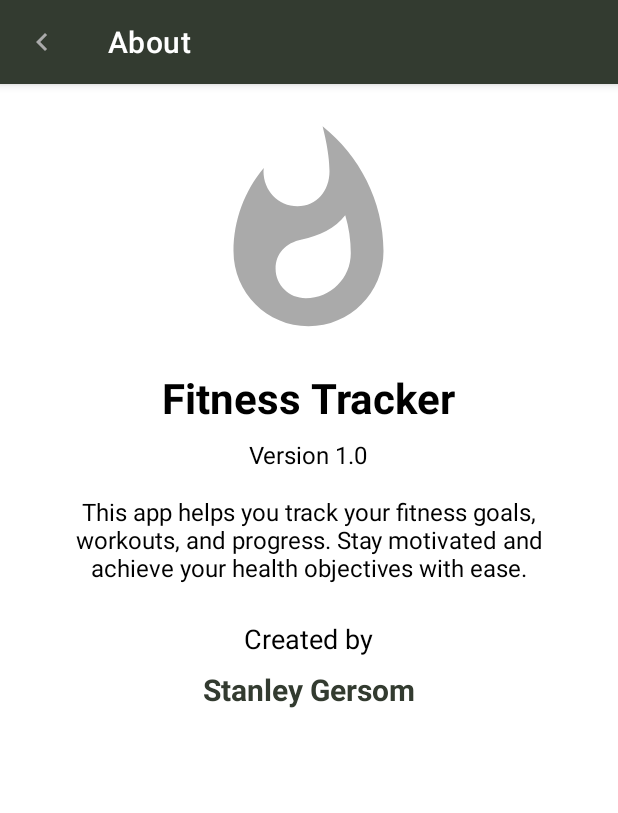
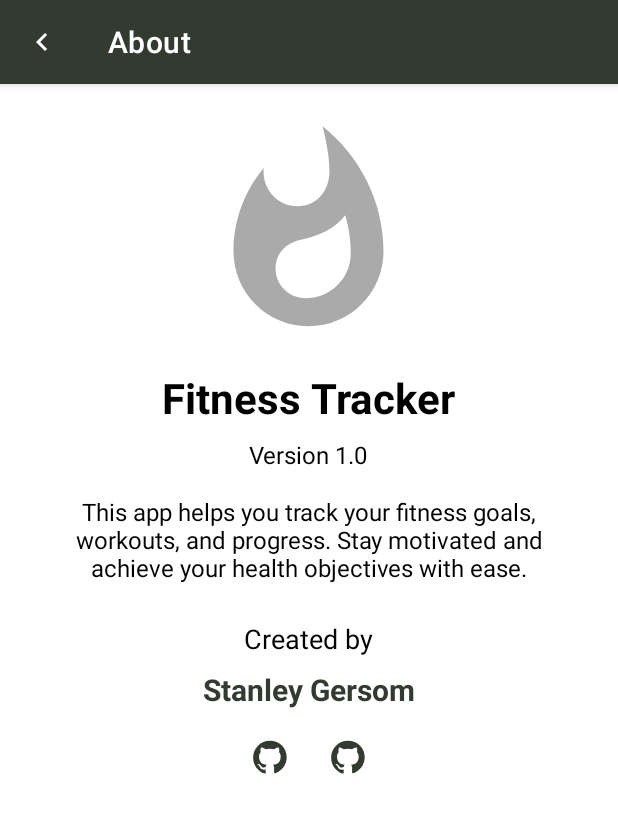
Before and after one commit to ACT91/STANLEYGERSOMP00199276FITNESSTRACKER, an Android app: the GoalsActivity screen opened directly, with no data from a screen before it, in the options menu, after a tap on "About", on a phone screen of 412 x 824 dp. Shown: the top 813 px of the screen. Run offline under Robolectric (Android 15) with nearby library versions, the phone set to English and light mode, and no system bars.

Commit message:
few changes

```diff
--- a/app/src/main/java/com/example/stanleygersomp00199276fitnesstracker/ui/AboutActivity.kt
+++ b/app/src/main/java/com/example/stanleygersomp00199276fitnesstracker/ui/AboutActivity.kt
@@ -1,10 +1,15 @@
 package com.example.stanleygersomp00199276fitnesstracker.ui
 
+import android.content.Intent
 import android.graphics.BitmapFactory
+import android.graphics.Color
+import android.net.Uri
 import android.os.Bundle
+import android.widget.ImageButton
 import androidx.appcompat.app.AppCompatActivity
 import androidx.core.content.ContextCompat
 import com.example.stanleygersomp00199276fitnesstracker.databinding.ActivityAboutBinding
+import com.example.stanleygersomp00199276fitnesstracker.utils.ToolbarUtils
 
 class AboutActivity : AppCompatActivity() {
 
@@ -19,10 +24,37 @@ class AboutActivity : AppCompatActivity() {
 
         setupToolbar()
         loadCreatorImage()
+        setupGitHubButtons()
     }
 
     private fun setupToolbar() {
         binding.toolbar.setNavigationOnClickListener { finish() }
+        // Ensure toolbar icons and title are white
+        ToolbarUtils.tintToolbarIconsWhite(binding.toolbar)
+    }
+
+    private fun setupGitHubButtons() {
+        val profileUrl = "https://github.com/ACT91/"
+        val projectUrl = "https://github.com/ACT91/STANLEYGERSOMP00199276FITNESSTRACKER"
+
+        binding.root.findViewById<ImageButton>(com.example.stanleygersomp00199276fitnesstracker.R.id.btnGitHubProfile)
+            .setOnClickListener {
+                openUrl(profileUrl)
+            }
+
+        binding.root.findViewById<ImageButton>(com.example.stanleygersomp00199276fitnesstracker.R.id.btnGitHubProject)
+            .setOnClickListener {
+                openUrl(projectUrl)
+            }
+    }
+
+    private fun openUrl(url: String) {
+        try {
+            val intent = Intent(Intent.ACTION_VIEW, Uri.parse(url))
+            startActivity(intent)
+        } catch (e: Exception) {
+            e.printStackTrace()
+        }
     }
 
     private fun loadCreatorImage() {
--- a/app/src/main/java/com/example/stanleygersomp00199276fitnesstracker/ui/AddWorkoutActivity.kt
+++ b/app/src/main/java/com/example/stanleygersomp00199276fitnesstracker/ui/AddWorkoutActivity.kt
@@ -12,6 +12,7 @@ import com.example.stanleygersomp00199276fitnesstracker.models.WorkoutData
 import com.example.stanleygersomp00199276fitnesstracker.repository.Resource
 import com.example.stanleygersomp00199276fitnesstracker.utils.ErrorMessageHelper
 import com.example.stanleygersomp00199276fitnesstracker.utils.SessionManager
+import com.example.stanleygersomp00199276fitnesstracker.utils.ToolbarUtils
 import com.example.stanleygersomp00199276fitnesstracker.viewmodel.WorkoutViewModel
 import java.text.SimpleDateFormat
 import java.util.*
@@ -39,6 +40,8 @@ class AddWorkoutActivity : AppCompatActivity() {
     private fun setupToolbar() {
         binding.toolbar.setNavigationOnClickListener { finish() }
         binding.toolbar.inflateMenu(R.menu.menu_main)
+        // Make toolbar/menu icons white
+        ToolbarUtils.tintToolbarIconsWhite(binding.toolbar)
         binding.toolbar.setOnMenuItemClickListener { item ->
             when (item.itemId) {
                 R.id.action_profile -> {
--- a/app/src/main/java/com/example/stanleygersomp00199276fitnesstracker/ui/DashboardActivity.kt
+++ b/app/src/main/java/com/example/stanleygersomp00199276fitnesstracker/ui/DashboardActivity.kt
@@ -7,6 +7,7 @@ import androidx.appcompat.app.AppCompatActivity
 import com.example.stanleygersomp00199276fitnesstracker.R
 import com.example.stanleygersomp00199276fitnesstracker.databinding.ActivityDashboardBinding
 import com.example.stanleygersomp00199276fitnesstracker.utils.SessionManager
+import com.example.stanleygersomp00199276fitnesstracker.utils.ToolbarUtils
 
 class DashboardActivity : AppCompatActivity() {
 
@@ -28,6 +29,8 @@ class DashboardActivity : AppCompatActivity() {
 
         // Inflate menu with profile icon and handle clicks
         binding.toolbar.inflateMenu(R.menu.menu_main)
+        // Tint toolbar/menu icons to white
+        ToolbarUtils.tintToolbarIconsWhite(binding.toolbar)
         binding.toolbar.setOnMenuItemClickListener { item ->
             when (item.itemId) {
                 R.id.action_profile -> {
--- a/app/src/main/java/com/example/stanleygersomp00199276fitnesstracker/ui/GoalsActivity.kt
+++ b/app/src/main/java/com/example/stanleygersomp00199276fitnesstracker/ui/GoalsActivity.kt
@@ -13,6 +13,7 @@ import com.example.stanleygersomp00199276fitnesstracker.databinding.ActivityGoal
 import com.example.stanleygersomp00199276fitnesstracker.repository.Resource
 import com.example.stanleygersomp00199276fitnesstracker.utils.ErrorMessageHelper
 import com.example.stanleygersomp00199276fitnesstracker.utils.SessionManager
+import com.example.stanleygersomp00199276fitnesstracker.utils.ToolbarUtils
 import com.example.stanleygersomp00199276fitnesstracker.viewmodel.GoalViewModel
 
 class GoalsActivity : AppCompatActivity() {
@@ -41,6 +42,8 @@ class GoalsActivity : AppCompatActivity() {
     private fun setupToolbar() {
         binding.toolbar.setNavigationOnClickListener { finish() }
         binding.toolbar.inflateMenu(R.menu.menu_main)
+        // Tint icons white
+        ToolbarUtils.tintToolbarIconsWhite(binding.toolbar)
         binding.toolbar.setOnMenuItemClickListener { item ->
             when (item.itemId) {
                 R.id.action_profile -> {
--- a/app/src/main/java/com/example/stanleygersomp00199276fitnesstracker/ui/ProfileActivity.kt
+++ b/app/src/main/java/com/example/stanleygersomp00199276fitnesstracker/ui/ProfileActivity.kt
@@ -14,6 +14,7 @@ import com.example.stanleygersomp00199276fitnesstracker.models.UpdateProfileRequ
 import com.example.stanleygersomp00199276fitnesstracker.repository.Resource
 import com.example.stanleygersomp00199276fitnesstracker.utils.ErrorMessageHelper
 import com.example.stanleygersomp00199276fitnesstracker.utils.SessionManager
+import com.example.stanleygersomp00199276fitnesstracker.utils.ToolbarUtils
 import com.example.stanleygersomp00199276fitnesstracker.viewmodel.AuthViewModel
 
 class ProfileActivity : AppCompatActivity() {
@@ -55,6 +56,7 @@ class ProfileActivity : AppCompatActivity() {
 
     private fun setupToolbar() {
         binding.toolbar.setNavigationOnClickListener { finish() }
+        ToolbarUtils.tintToolbarIconsWhite(binding.toolbar)
     }
 
     private fun loadUserData() {
--- a/app/src/main/java/com/example/stanleygersomp00199276fitnesstracker/ui/WorkoutHistoryActivity.kt
+++ b/app/src/main/java/com/example/stanleygersomp00199276fitnesstracker/ui/WorkoutHistoryActivity.kt
@@ -14,6 +14,7 @@ import com.example.stanleygersomp00199276fitnesstracker.databinding.ActivityWork
 import com.example.stanleygersomp00199276fitnesstracker.repository.Resource
 import com.example.stanleygersomp00199276fitnesstracker.utils.ErrorMessageHelper
 import com.example.stanleygersomp00199276fitnesstracker.utils.SessionManager
+import com.example.stanleygersomp00199276fitnesstracker.utils.ToolbarUtils
 import com.example.stanleygersomp00199276fitnesstracker.viewmodel.WorkoutViewModel
 
 class WorkoutHistoryActivity : AppCompatActivity() {
@@ -42,6 +43,8 @@ class WorkoutHistoryActivity : AppCompatActivity() {
         binding.toolbar.setNavigationOnClickListener {
             finish()
         }
+        // Tint navigation/menu icons white if any
+        ToolbarUtils.tintToolbarIconsWhite(binding.toolbar)
     }
 
     private fun setupRecyclerView() {
--- /dev/null
+++ b/app/src/main/java/com/example/stanleygersomp00199276fitnesstracker/utils/ToolbarUtils.kt
@@ -0,0 +1,44 @@
+package com.example.stanleygersomp00199276fitnesstracker.utils
+
+import android.graphics.drawable.Drawable
+import androidx.core.graphics.drawable.DrawableCompat
+import com.google.android.material.appbar.MaterialToolbar
+
+object ToolbarUtils {
+    fun tintToolbarIconsWhite(toolbar: MaterialToolbar) {
+        // Tint navigation icon
+        try {
+            toolbar.navigationIcon?.let { nav ->
+                val wrapped: Drawable = DrawableCompat.wrap(nav)
+                DrawableCompat.setTint(wrapped, 0xFFFFFFFF.toInt())
+                toolbar.navigationIcon = wrapped
+            }
+        } catch (_: Exception) {
+        }
+
+        // Tint overflow icon (three-dots)
+        try {
+            toolbar.overflowIcon?.let { overflow ->
+                val wrapped = DrawableCompat.wrap(overflow)
+                DrawableCompat.setTint(wrapped, 0xFFFFFFFF.toInt())
+                toolbar.overflowIcon = wrapped
+            }
+        } catch (_: Exception) {
+        }
+
+        // Tint menu icons
+        try {
+            val menu = toolbar.menu
+            for (i in 0 until menu.size()) {
+                val item = menu.getItem(i)
+                val icon = item.icon
+                if (icon != null) {
+                    val wrapped = DrawableCompat.wrap(icon)
+                    DrawableCompat.setTint(wrapped, 0xFFFFFFFF.toInt())
+                    item.icon = wrapped
+                }
+            }
+        } catch (_: Exception) {
+        }
+    }
+}
--- /dev/null
+++ b/app/src/main/res/drawable/ic_github.xml
@@ -0,0 +1,11 @@
+<?xml version="1.0" encoding="utf-8"?>
+<vector xmlns:android="http://schemas.android.com/apk/res/android"
+    android:width="24dp"
+    android:height="24dp"
+    android:viewportWidth="24"
+    android:viewportHeight="24">
+    <!-- Simple GitHub Mark path (monochrome) -->
+    <path
+        android:fillColor="#FF000000"
+        android:pathData="M12,0.5C5.73,0.5 0.75,5.48 0.75,11.75c0,4.95 3.2,9.14 7.64,10.62.56.1.76-.24.76-.54 0-.27-.01-1.15-.02-2.08-3.11.68-3.77-1.5-3.77-1.5-.5-1.28-1.22-1.62-1.22-1.62-.99-.68.08-.67.08-.67 1.1.08 1.68,1.13 1.68,1.13.98,1.67 2.57,1.19 3.2.91.1-.72.38-1.19.69-1.46-2.48-.28-5.09-1.24-5.09-5.53 0-1.22.44-2.22 1.16-3-.12-.28-.5-1.4.11-2.92 0,0,.95-.3 3.12,1.16.9-.25 1.86-.37 2.82-.37s1.92.12 2.82.37c2.17-1.46 3.12-1.16 3.12-1.16.61,1.52.23,2.64.11,2.92.72.78 1.16,1.78 1.16,3 0,4.3-2.62,5.25-5.11,5.52.39.34.74,1.01.74,2.04 0,1.47-.01,2.66-.01,3.02 0,.3.2.65.77.54 4.43-1.49 7.62-5.68 7.62-10.62C23.25,5.48 18.27,0.5 12,0.5z"/>
+</vector>
--- a/app/src/main/res/layout/activity_about.xml
+++ b/app/src/main/res/layout/activity_about.xml
@@ -86,6 +86,38 @@
                 android:textStyle="bold"
                 android:textColor="@color/gunmetal_green" />
 
+            <!-- GitHub links row -->
+            <LinearLayout
+                android:layout_width="wrap_content"
+                android:layout_height="wrap_content"
+                android:orientation="horizontal"
+                android:layout_marginTop="12dp"
+                android:layout_marginBottom="24dp"
+                android:gravity="center_vertical">
+
+                <ImageButton
+                    android:id="@+id/btnGitHubProfile"
+                    android:layout_width="40dp"
+                    android:layout_height="40dp"
+                    android:background="?attr/selectableItemBackgroundBorderless"
+                    android:src="@drawable/ic_github"
+                    android:contentDescription="GitHub Profile"
+                    app:tint="@color/gunmetal_green"
+                    android:padding="6dp"
+                    android:layout_marginEnd="12dp" />
+
+                <ImageButton
+                    android:id="@+id/btnGitHubProject"
+                    android:layout_width="40dp"
+                    android:layout_height="40dp"
+                    android:background="?attr/selectableItemBackgroundBorderless"
+                    android:src="@drawable/ic_github"
+                    android:contentDescription="GitHub Project"
+                    app:tint="@color/gunmetal_green"
+                    android:padding="6dp" />
+
+            </LinearLayout>
+
         </LinearLayout>
     </ScrollView>
 
```
